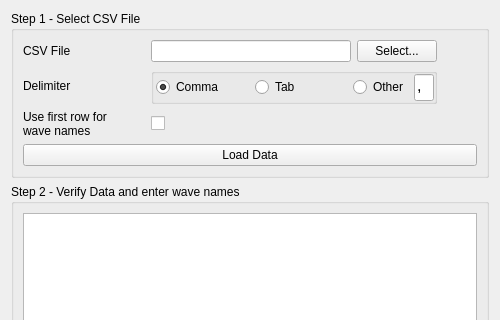
Before: the Qt Designer form ui/Ui_ImportCSV.ui in bbreslauer/PySciPlot, drawn with Qt 5; both pictures show x 0 to 500 and y 0 to 320 of the 500 by 549 pixel window.
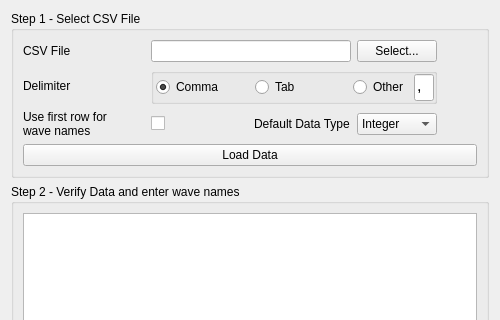
After: the same form once the commit is applied.

Commit message: Changed internal Wave datatype representation. Added ability to select wave datatypes at import time.

Patch:
```diff
--- a/ui/Ui_ImportCSV.ui
+++ b/ui/Ui_ImportCSV.ui
@@ -30,7 +30,7 @@
         </property>
        </widget>
       </item>
-      <item row="0" column="3">
+      <item row="0" column="3" colspan="2">
        <widget class="QLineEdit" name="csvFileName">
         <property name="sizePolicy">
          <sizepolicy hsizetype="Minimum" vsizetype="Fixed">
@@ -46,7 +46,7 @@
         </property>
        </widget>
       </item>
-      <item row="0" column="4">
+      <item row="0" column="5">
        <widget class="QPushButton" name="csvFileNameButton">
         <property name="text">
          <string>Select...</string>
@@ -60,7 +60,7 @@
         </property>
        </widget>
       </item>
-      <item row="3" column="0" colspan="6">
+      <item row="4" column="0" colspan="7">
        <widget class="QPushButton" name="loadDataButton">
         <property name="text">
          <string>Load Data</string>
@@ -93,7 +93,7 @@
         </property>
        </widget>
       </item>
-      <item row="1" column="3" colspan="2">
+      <item row="1" column="3" colspan="3">
        <widget class="QGroupBox" name="groupBox_4">
         <property name="sizePolicy">
          <sizepolicy hsizetype="Preferred" vsizetype="Preferred">
@@ -201,7 +201,7 @@
         </layout>
        </widget>
       </item>
-      <item row="0" column="5">
+      <item row="0" column="6">
        <spacer name="horizontalSpacer">
         <property name="orientation">
          <enum>Qt::Horizontal</enum>
@@ -214,6 +214,32 @@
         </property>
        </spacer>
       </item>
+      <item row="2" column="5">
+       <widget class="QComboBox" name="defaultDataType">
+        <item>
+         <property name="text">
+          <string>Integer</string>
+         </property>
+        </item>
+        <item>
+         <property name="text">
+          <string>Decimal</string>
+         </property>
+        </item>
+        <item>
+         <property name="text">
+          <string>String</string>
+         </property>
+        </item>
+       </widget>
+      </item>
+      <item row="2" column="4">
+       <widget class="QLabel" name="label_4">
+        <property name="text">
+         <string>Default Data Type</string>
+        </property>
+       </widget>
+      </item>
      </layout>
     </widget>
    </item>
```
The commit also changes 5 other files.
